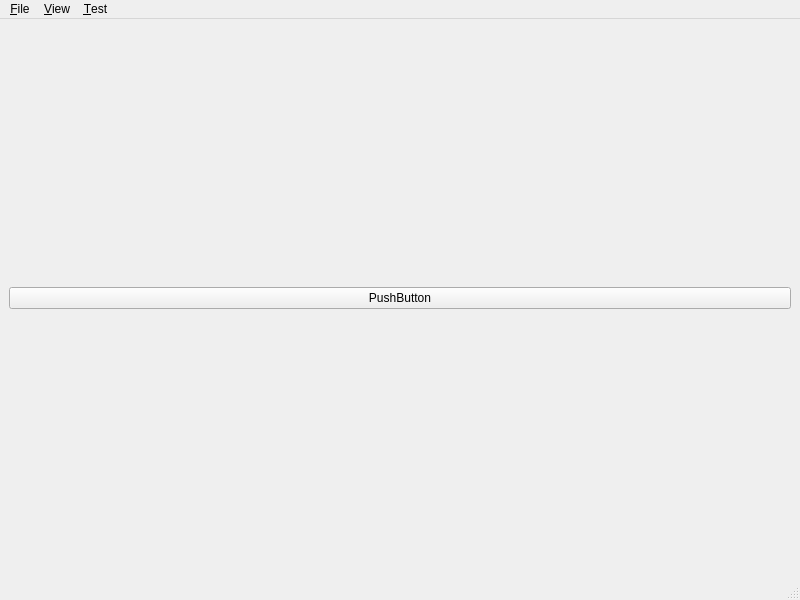
Old version of the form pyqt/mainwindow.ui in the repository vencol/pymysql.
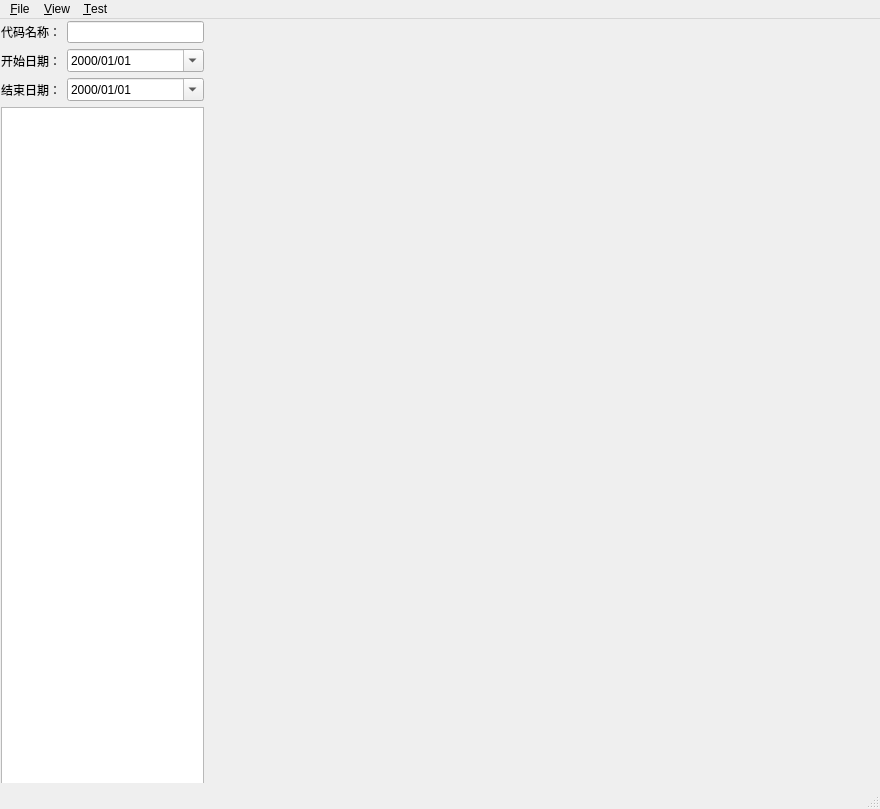
New version of the form.

Commit message: add base left gui

```diff
--- a/pyqt/mainwindow.ui
+++ b/pyqt/mainwindow.ui
@@ -6,30 +6,199 @@
    <rect>
     <x>0</x>
     <y>0</y>
-    <width>800</width>
-    <height>600</height>
+    <width>880</width>
+    <height>809</height>
    </rect>
   </property>
   <property name="windowTitle">
    <string>MainWindow</string>
   </property>
+  <property name="layoutDirection">
+   <enum>Qt::LeftToRight</enum>
+  </property>
   <widget class="QWidget" name="centralwidget">
-   <layout class="QVBoxLayout" name="verticalLayout_3">
-    <item>
-     <widget class="QPushButton" name="pushButton">
-      <property name="text">
-       <string>PushButton</string>
-      </property>
-     </widget>
-    </item>
-   </layout>
+   <widget class="QWidget" name="">
+    <property name="geometry">
+     <rect>
+      <x>1</x>
+      <y>2</y>
+      <width>203</width>
+      <height>762</height>
+     </rect>
+    </property>
+    <layout class="QVBoxLayout" name="verticalLayout">
+     <item>
+      <layout class="QFormLayout" name="formLayout">
+       <item row="0" column="0">
+        <widget class="QLabel" name="label_StockCode">
+         <property name="sizePolicy">
+          <sizepolicy hsizetype="Preferred" vsizetype="Preferred">
+           <horstretch>0</horstretch>
+           <verstretch>0</verstretch>
+          </sizepolicy>
+         </property>
+         <property name="text">
+          <string>代码名称：</string>
+         </property>
+        </widget>
+       </item>
+       <item row="0" column="1">
+        <widget class="QLineEdit" name="lineEdit_StockCode">
+         <property name="sizePolicy">
+          <sizepolicy hsizetype="Preferred" vsizetype="Fixed">
+           <horstretch>0</horstretch>
+           <verstretch>0</verstretch>
+          </sizepolicy>
+         </property>
+        </widget>
+       </item>
+       <item row="1" column="0">
+        <widget class="QLabel" name="label_Start">
+         <property name="sizePolicy">
+          <sizepolicy hsizetype="Preferred" vsizetype="Preferred">
+           <horstretch>0</horstretch>
+           <verstretch>0</verstretch>
+          </sizepolicy>
+         </property>
+         <property name="text">
+          <string>开始日期：</string>
+         </property>
+        </widget>
+       </item>
+       <item row="1" column="1">
+        <widget class="QDateEdit" name="dateEdit_Start">
+         <property name="sizePolicy">
+          <sizepolicy hsizetype="Preferred" vsizetype="Fixed">
+           <horstretch>0</horstretch>
+           <verstretch>0</verstretch>
+          </sizepolicy>
+         </property>
+         <property name="dateTime">
+          <datetime>
+           <hour>0</hour>
+           <minute>0</minute>
+           <second>0</second>
+           <year>2000</year>
+           <month>1</month>
+           <day>1</day>
+          </datetime>
+         </property>
+         <property name="displayFormat">
+          <string>yyyy/MM/dd</string>
+         </property>
+         <property name="calendarPopup">
+          <bool>true</bool>
+         </property>
+        </widget>
+       </item>
+       <item row="2" column="0">
+        <widget class="QLabel" name="label_End">
+         <property name="sizePolicy">
+          <sizepolicy hsizetype="Preferred" vsizetype="Preferred">
+           <horstretch>0</horstretch>
+           <verstretch>0</verstretch>
+          </sizepolicy>
+         </property>
+         <property name="text">
+          <string>结束日期：</string>
+         </property>
+        </widget>
+       </item>
+       <item row="2" column="1">
+        <widget class="QDateEdit" name="dateEdit_End">
+         <property name="sizePolicy">
+          <sizepolicy hsizetype="Preferred" vsizetype="Fixed">
+           <horstretch>0</horstretch>
+           <verstretch>0</verstretch>
+          </sizepolicy>
+         </property>
+         <property name="dateTime">
+          <datetime>
+           <hour>0</hour>
+           <minute>0</minute>
+           <second>0</second>
+           <year>2000</year>
+           <month>1</month>
+           <day>1</day>
+          </datetime>
+         </property>
+         <property name="displayFormat">
+          <string>yyyy/MM/dd</string>
+         </property>
+         <property name="calendarPopup">
+          <bool>true</bool>
+         </property>
+        </widget>
+       </item>
+      </layout>
+     </item>
+     <item>
+      <widget class="QTreeWidget" name="treeWidget">
+       <property name="sizePolicy">
+        <sizepolicy hsizetype="Preferred" vsizetype="Preferred">
+         <horstretch>0</horstretch>
+         <verstretch>0</verstretch>
+        </sizepolicy>
+       </property>
+       <property name="minimumSize">
+        <size>
+         <width>200</width>
+         <height>680</height>
+        </size>
+       </property>
+       <property name="layoutDirection">
+        <enum>Qt::LeftToRight</enum>
+       </property>
+       <property name="verticalScrollBarPolicy">
+        <enum>Qt::ScrollBarAsNeeded</enum>
+       </property>
+       <property name="horizontalScrollBarPolicy">
+        <enum>Qt::ScrollBarAsNeeded</enum>
+       </property>
+       <property name="sizeAdjustPolicy">
+        <enum>QAbstractScrollArea::AdjustToContents</enum>
+       </property>
+       <property name="autoScroll">
+        <bool>true</bool>
+       </property>
+       <property name="autoScrollMargin">
+        <number>3</number>
+       </property>
+       <property name="dragEnabled">
+        <bool>true</bool>
+       </property>
+       <property name="alternatingRowColors">
+        <bool>true</bool>
+       </property>
+       <property name="selectionMode">
+        <enum>QAbstractItemView::SingleSelection</enum>
+       </property>
+       <property name="selectionBehavior">
+        <enum>QAbstractItemView::SelectRows</enum>
+       </property>
+       <property name="rootIsDecorated">
+        <bool>true</bool>
+       </property>
+       <property name="itemsExpandable">
+        <bool>true</bool>
+       </property>
+       <property name="sortingEnabled">
+        <bool>false</bool>
+       </property>
+       <property name="columnCount">
+        <number>0</number>
+       </property>
+      </widget>
+     </item>
+    </layout>
+   </widget>
   </widget>
   <widget class="QMenuBar" name="menubar">
    <property name="geometry">
     <rect>
      <x>0</x>
      <y>0</y>
-     <width>800</width>
+     <width>880</width>
      <height>23</height>
     </rect>
    </property>
```
The commit also changes 8 other files.
